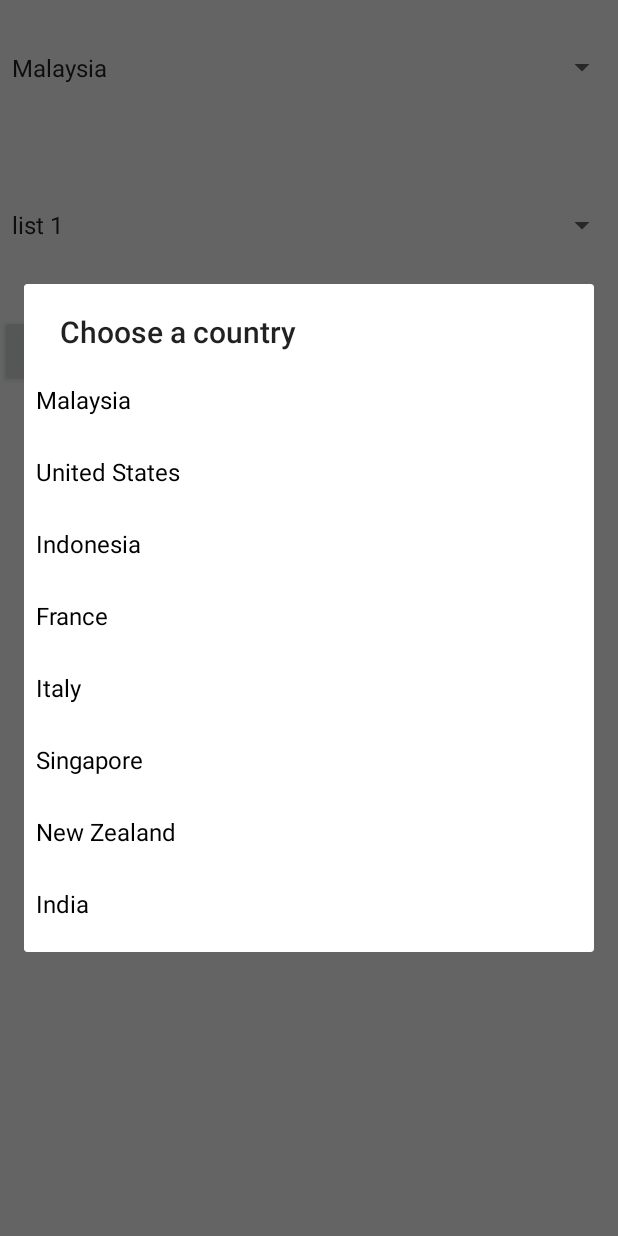
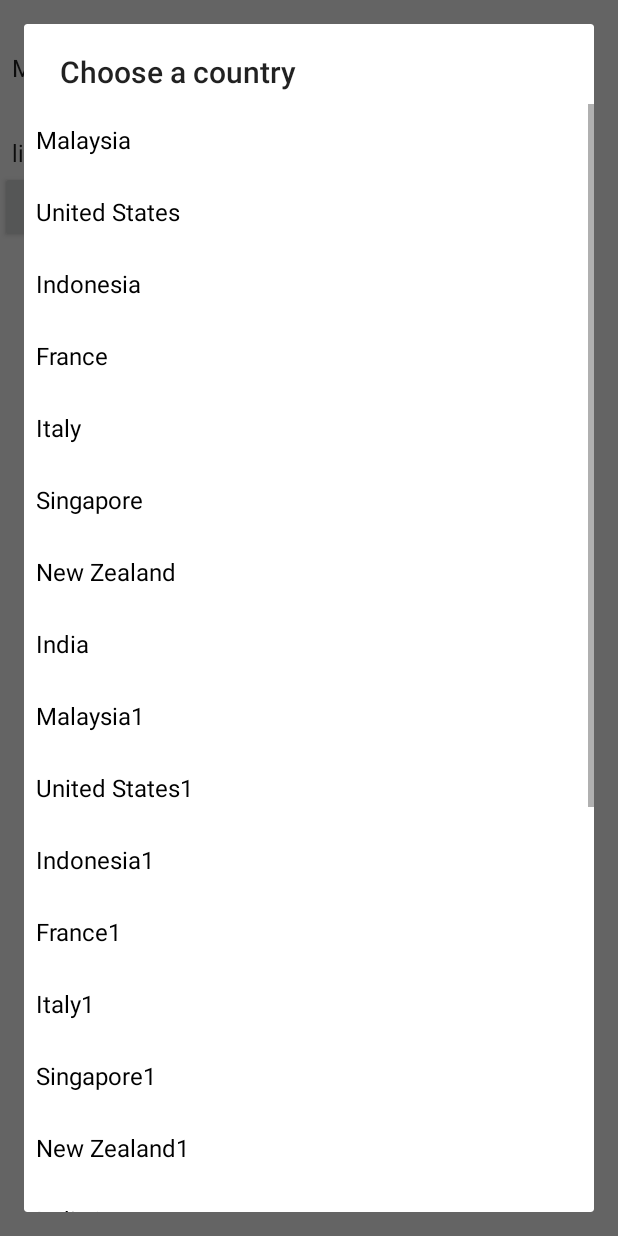
Before and after one commit to UMetrixHonoursProject/AndroidProjects, an Android app: the DropdownActivity screen opened directly, with no data from a screen before it, after a tap on "Malaysia", on a phone screen of 412 x 824 dp. Run offline under Robolectric (Android 15) with nearby library versions, the phone set to English and light mode, and no system bars.

Commit message:
Scrollable drop down

```diff
--- a/Forms/app/src/main/res/layout/activity_dropdown.xml
+++ b/Forms/app/src/main/res/layout/activity_dropdown.xml
@@ -14,9 +14,12 @@
 
     <Spinner
         android:id="@+id/spinner2"
-        android:layout_width="match_parent"
-        android:layout_height="120dp"
-        android:spinnerMode="dialog"/>
+        android:spinnerMode="dialog"
+        android:verticalScrollbarPosition="left"
+        android:layout_width="wrap_content"
+        android:layout_height="wrap_content"
+        android:layout_centerHorizontal="true"
+        android:layout_centerVertical="true" />
 
     <Button
         android:id="@+id/btnSubmit"
--- a/Forms/app/src/main/res/values/strings.xml
+++ b/Forms/app/src/main/res/values/strings.xml
@@ -11,5 +11,21 @@
         <item>Singapore</item>
         <item>New Zealand</item>
         <item>India</item>
+        <item>Malaysia1</item>
+        <item>United States1</item>
+        <item>Indonesia1</item>
+        <item>France1</item>
+        <item>Italy1</item>
+        <item>Singapore1</item>
+        <item>New Zealand1</item>
+        <item>India1</item>
+        <item>Malaysia2</item>
+        <item>United States2</item>
+        <item>Indonesia2</item>
+        <item>France2</item>
+        <item>Italy2</item>
+        <item>Singapore2</item>
+        <item>New Zealand2</item>
+        <item>India2</item>
     </string-array>
 </resources>
```
